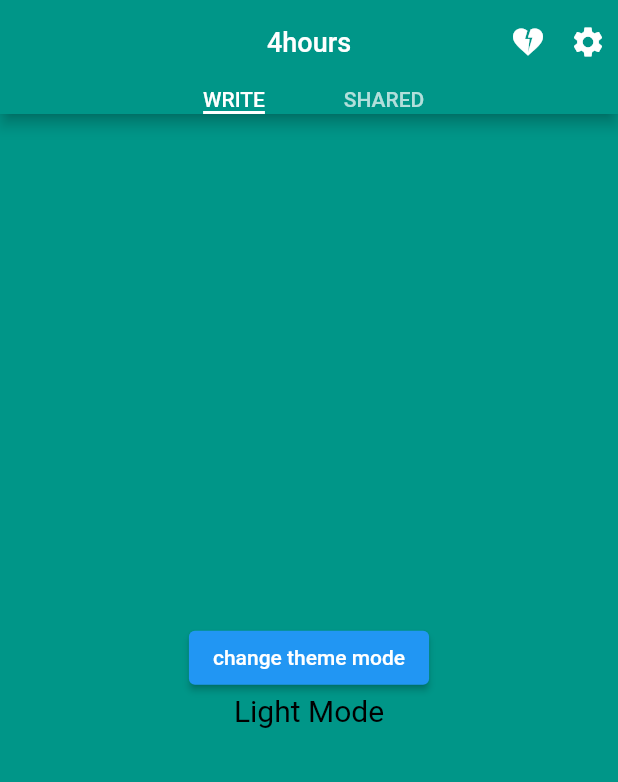
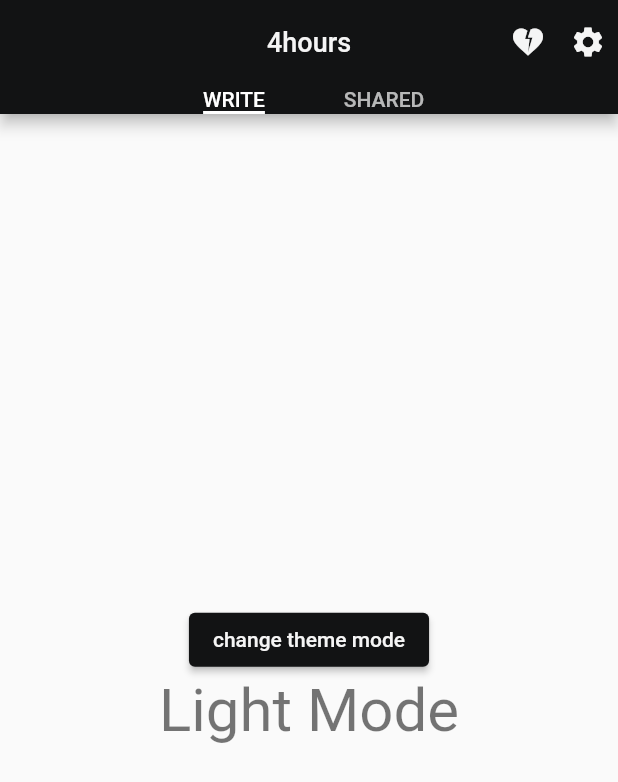
Before and after one commit to Billionaire-Project/four_hours_client, a Flutter app: the screen it shows after launch, on a phone screen of 412 x 824 dp. Shown: the top 782 px of the screen. Run offline on Flutter 3.47's test engine with Material 2 defaults, Android fonts, the phone set to English and light mode, and no system bars; our stand-ins replace firebase_core, flutter_riverpod, go_router, shared_preferences; accounts and stored records are empty.

Commit message:
[Add] Add color scheme

```diff
--- a/lib/constants/app_theme.dart
+++ b/lib/constants/app_theme.dart
@@ -1,30 +1,20 @@
 import 'package:flutter/material.dart';
+import 'package:four_hours_client/constants/app_colors.dart';
 
 class AppTheme {
   static final ThemeData lightTheme = ThemeData(
-    scaffoldBackgroundColor: Colors.teal,
-    primaryColor: Colors.teal,
-    appBarTheme: const AppBarTheme(
-      color: Colors.teal,
-      iconTheme: IconThemeData(
-        color: Colors.white,
-      ),
-    ),
-    // colorScheme: const ColorScheme.light(
-    //   primary: Colors.white,
-    //   onPrimary: Colors.white,
-    //   secondary: Colors.red,
-    // ),
-    // cardTheme: const CardTheme(
-    //   color: Colors.teal,
-    // ),
+    colorScheme: lightColorScheme,
+    buttonTheme: const ButtonThemeData(),
     iconTheme: const IconThemeData(
       color: Colors.white54,
     ),
     textTheme: const TextTheme(
-      headlineLarge: TextStyle(
+      displaySmall: TextStyle(
+        fontFamily: 'Pretendard, Mont',
+        fontSize: 32.0,
+        fontWeight: FontWeight.w700,
         color: Colors.black,
-        fontSize: 20.0,
+        height: 42.0,
       ),
       titleLarge: TextStyle(
         color: Colors.black,
@@ -34,22 +24,7 @@ class AppTheme {
   );
 
   static final ThemeData darkTheme = ThemeData(
-    scaffoldBackgroundColor: Colors.black,
-    primaryColor: Colors.black,
-    appBarTheme: const AppBarTheme(
-      color: Colors.black,
-      iconTheme: IconThemeData(
-        color: Colors.white,
-      ),
-    ),
-    // colorScheme: const ColorScheme.light(
-    //   primary: Colors.black,
-    //   onPrimary: Colors.black,
-    //   secondary: Colors.red,
-    // ),
-    // cardTheme: const CardTheme(
-    //   color: Colors.black,
-    // ),
+    colorScheme: darkColorsScheme,
     iconTheme: const IconThemeData(
       color: Colors.white54,
     ),
@@ -65,3 +40,31 @@ class AppTheme {
     ),
   );
 }
+
+const ColorScheme lightColorScheme = ColorScheme(
+  primary: AppLightColors.gray900,
+  secondary: AppLightColors.gray700,
+  background: AppLightColors.white,
+  surface: AppLightColors.white,
+  error: AppLightColors.red,
+  onPrimary: AppLightColors.gray50,
+  onSecondary: AppLightColors.gray50,
+  onBackground: AppLightColors.gray900,
+  onSurface: AppLightColors.gray900,
+  onError: AppLightColors.gray50,
+  brightness: Brightness.light,
+);
+
+const ColorScheme darkColorsScheme = ColorScheme(
+  primary: AppDarkColors.gray900,
+  secondary: AppDarkColors.gray800,
+  background: AppDarkColors.gray50,
+  surface: AppDarkColors.gray100,
+  error: AppDarkColors.red,
+  onPrimary: AppDarkColors.gray50,
+  onSecondary: AppDarkColors.gray50,
+  onBackground: AppDarkColors.gray900,
+  onSurface: AppDarkColors.gray900,
+  onError: AppDarkColors.gray900,
+  brightness: Brightness.light,
+);
```
Also changed, not shown: lib/constants/app_colors.dart (+24 -4 lines).
